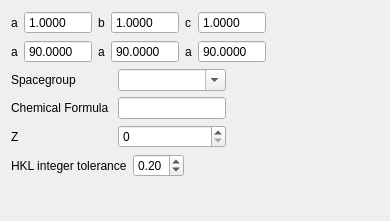
Above: apps/nsxqt/ui/tree/UnitCellPropertyWidget.ui from k61n/openhkl before the change. Below: the same form after it.
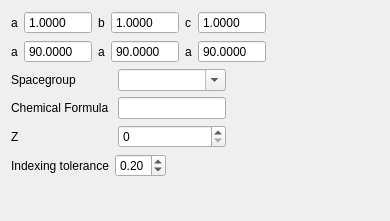
That is the form after the change.

Commit message: get rid of getMillerIndex and getIntegerMillerIndex added many news peak filter renamed a few getters

```diff
--- a/apps/nsxqt/ui/tree/UnitCellPropertyWidget.ui
+++ b/apps/nsxqt/ui/tree/UnitCellPropertyWidget.ui
@@ -205,7 +205,7 @@
      <item>
       <widget class="QLabel" name="label_4">
        <property name="text">
-        <string>HKL integer tolerance</string>
+        <string>Indexing tolerance</string>
        </property>
       </widget>
      </item>
```
Left out of the diff: 5 changed lines with no effect on the pictures. The commit also changes 36 other files.
